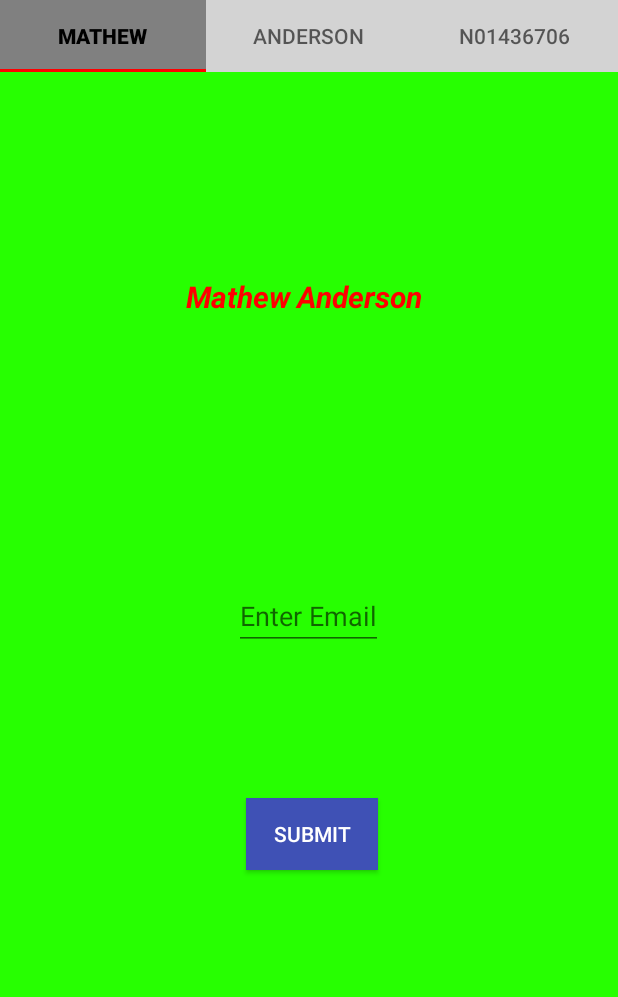
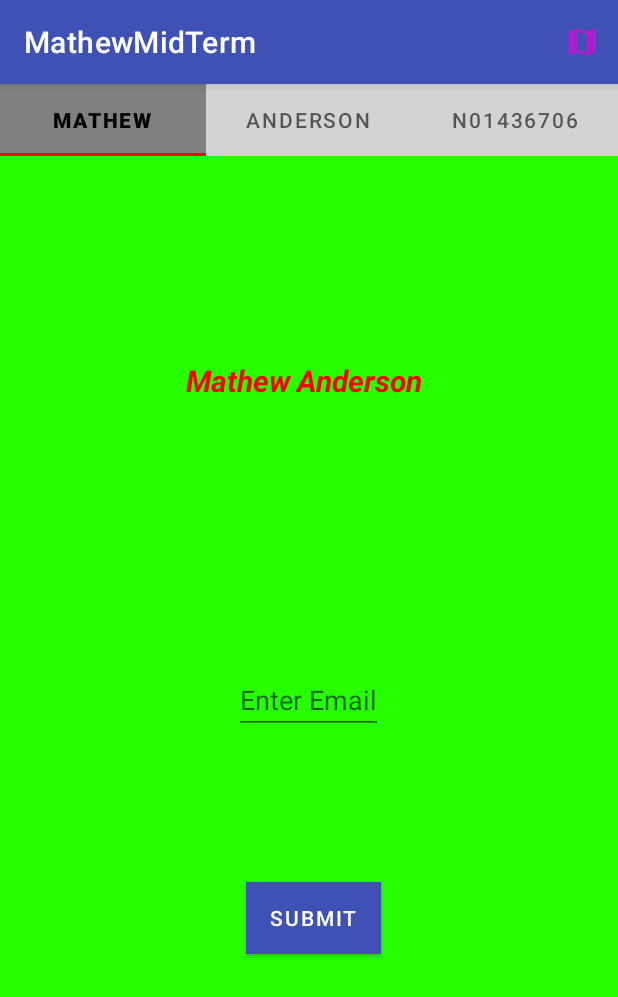
Before and after one commit to MathewAnderson6706/EmailTransferMidTerm, an Android app: the screen it shows after launch (AndersonActivity), on a phone screen of 412 x 824 dp. Shown: the top 997 px of the screen. Run offline under Robolectric (Android 15) with nearby library versions, the phone set to English and light mode, and no system bars.

Commit message:
FINAL COMMIT -finished almost everything -Just didnt get around to doing the permission thing

```diff
--- a/MathewModuleMid/src/main/AndroidManifest.xml
+++ b/MathewModuleMid/src/main/AndroidManifest.xml
@@ -1,6 +1,7 @@
 <?xml version="1.0" encoding="utf-8"?>
 <manifest xmlns:android="http://schemas.android.com/apk/res/android"
     xmlns:tools="http://schemas.android.com/tools">
+
 
     <application
         android:allowBackup="true"
@@ -10,7 +11,7 @@
         android:label="@string/app_name"
         android:roundIcon="@mipmap/ic_backgroundstuff_round"
         android:supportsRtl="true"
-        android:theme="@style/Theme.MathewMidTerm"
+        android:theme="@style/AppTheme"
         tools:targetApi="33">
         <activity
             android:name=".AndersonActivity"
--- a/MathewModuleMid/src/main/java/mathew/anderson/n01436706/AndersonActivity.java
+++ b/MathewModuleMid/src/main/java/mathew/anderson/n01436706/AndersonActivity.java
@@ -3,11 +3,20 @@ package mathew.anderson.n01436706;
 
 import androidx.annotation.NonNull;
 import androidx.appcompat.app.AppCompatActivity;
+import androidx.core.app.ActivityCompat;
+import androidx.core.content.ContextCompat;
 import androidx.fragment.app.Fragment;
 import androidx.fragment.app.FragmentPagerAdapter;
 import androidx.viewpager2.widget.ViewPager2;
 
+import android.content.Intent;
+import android.content.pm.PackageManager;
+import android.net.Uri;
 import android.os.Bundle;
+import android.view.Menu;
+import android.view.MenuInflater;
+import android.view.MenuItem;
+import android.widget.Toast;
 
 import com.google.android.material.tabs.TabLayout;
 import com.google.android.material.tabs.TabLayoutMediator;
@@ -16,7 +25,6 @@ import java.util.ArrayList;
 
 public class AndersonActivity extends AppCompatActivity {
 
-    private Fragment pendingFragment;
 
     @Override
     protected void onCreate(Bundle savedInstanceState) {
@@ -34,17 +42,30 @@ public class AndersonActivity extends AppCompatActivity {
 
         TabLayout tabLayout = findViewById(R.id.mathewTabLayout);
 
-        // Set tab names based on position/index
+        //set tab names based on position/index
         String[] tabNames = getResources().getStringArray(R.array.tab_names);
 
         new TabLayoutMediator(tabLayout, viewPager,
                 (tab, position) -> {
-                    // Customize the tab name based on position/index
                     tab.setText(tabNames[position]);
                 }
         ).attach();
 
+    }
 
+    @Override
+    public boolean onCreateOptionsMenu(Menu menu) {
+        MenuInflater inflater = getMenuInflater();
+        inflater.inflate(R.menu.menu_main, menu);
+        return true;
+    }
 
+    @Override
+    public boolean onOptionsItemSelected(MenuItem item) {
+        int id = item.getItemId();
+        if (id == R.id.action_map) {
+            return true;
+        }
+        return super.onOptionsItemSelected(item);
     }
 }
--- a/MathewModuleMid/src/main/java/mathew/anderson/n01436706/MathewFragment.java
+++ b/MathewModuleMid/src/main/java/mathew/anderson/n01436706/MathewFragment.java
@@ -1,3 +1,4 @@
+//Mathew Anderson, n01436706
 package mathew.anderson.n01436706;
 
 import android.os.Bundle;
--- a/MathewModuleMid/src/main/java/mathew/anderson/n01436706/N01436706Fragment.java
+++ b/MathewModuleMid/src/main/java/mathew/anderson/n01436706/N01436706Fragment.java
@@ -1,3 +1,4 @@
+//Mathew Anderson, n01436706
 package mathew.anderson.n01436706;
 
 import android.os.Bundle;
--- /dev/null
+++ b/MathewModuleMid/src/main/res/drawable-anydpi/ic_map.xml
@@ -0,0 +1,11 @@
+<vector xmlns:android="http://schemas.android.com/apk/res/android"
+    android:width="24dp"
+    android:height="24dp"
+    android:viewportWidth="24"
+    android:viewportHeight="24"
+    android:tint="#C611D3"
+    android:alpha="0.8">
+  <path
+      android:fillColor="@android:color/white"
+      android:pathData="M20.5,3l-0.16,0.03L15,5.1 9,3 3.36,4.9c-0.21,0.07 -0.36,0.25 -0.36,0.48V20.5c0,0.28 0.22,0.5 0.5,0.5l0.16,-0.03L9,18.9l6,2.1 5.64,-1.9c0.21,-0.07 0.36,-0.25 0.36,-0.48V3.5c0,-0.28 -0.22,-0.5 -0.5,-0.5zM15,19l-6,-2.11V5l6,2.11V19z"/>
+</vector>
--- a/MathewModuleMid/src/main/res/layout/fragment_anderson.xml
+++ b/MathewModuleMid/src/main/res/layout/fragment_anderson.xml
@@ -8,7 +8,6 @@
     android:orientation="vertical"
     android:background="@color/blue">
 
-    <!-- TODO: Update blank fragment layout -->
 
     <TextView
         android:id="@+id/matTextView2"
--- /dev/null
+++ b/MathewModuleMid/src/main/res/menu/menu_main.xml
@@ -0,0 +1,11 @@
+<?xml version="1.0" encoding="utf-8"?>
+<menu xmlns:app="http://schemas.android.com/apk/res-auto"
+    xmlns:android="http://schemas.android.com/apk/res/android">
+
+    <item
+        android:id="@+id/action_map"
+        android:title="@string/map"
+        android:icon="@drawable/ic_map"
+        app:showAsAction="always">
+    </item>
+</menu>
--- a/MathewModuleMid/src/main/res/values-night/themes.xml
+++ b/MathewModuleMid/src/main/res/values-night/themes.xml
@@ -4,4 +4,11 @@
         <!-- Customize your dark theme here. -->
         <!-- <item name="colorPrimary">@color/my_dark_primary</item> -->
     </style>
+    <style name="AppTheme" parent="Theme.MaterialComponents.DayNight.DarkActionBar">
+        <!-- Customize your theme here. -->
+        <item name="colorPrimary">@color/colorPrimary</item>
+        <item name="colorPrimaryDark">@color/colorPrimaryDark</item>
+        <item name="colorAccent">@color/colorAccent</item>
+        <item name="android:statusBarColor">?attr/colorPrimaryVariant</item>
+    </style>
 </resources>
--- a/MathewModuleMid/src/main/res/values/strings.xml
+++ b/MathewModuleMid/src/main/res/values/strings.xml
@@ -17,6 +17,7 @@
     <string name="descripton">descripton</string>
     <string name="moved_away">"Moved Away "</string>
     <string name="times_Mathew">" times.\nMathew Anderson"</string>
+    <string name="map">map</string>
     <string-array name="tab_names">
         <item>@string/text_label_1</item>
         <item>@string/text_label_2</item>
--- a/MathewModuleMid/src/main/res/values/themes.xml
+++ b/MathewModuleMid/src/main/res/values/themes.xml
@@ -5,11 +5,12 @@
         <!-- <item name="colorPrimary">@color/my_light_primary</item> -->
     </style>
 
-    <style name="AppTheme" parent="Theme.AppCompat.Light.NoActionBar">
+    <style name="AppTheme" parent="Theme.MaterialComponents.DayNight.DarkActionBar">
         <!-- Customize your theme here. -->
         <item name="colorPrimary">@color/colorPrimary</item>
         <item name="colorPrimaryDark">@color/colorPrimaryDark</item>
         <item name="colorAccent">@color/colorAccent</item>
+        <item name="android:statusBarColor">?attr/colorPrimaryVariant</item>
     </style>
 
     <style name="Theme.MathewMidTerm" parent="Base.Theme.MathewMidTerm" />
```
Also changed, not shown: MathewModuleMid/src/main/java/mathew/anderson/n01436706/AndersonFragment.java (+3 -12 lines), MathewModuleMid/src/main/res/drawable-hdpi/ic_map.png (added), MathewModuleMid/src/main/res/drawable-mdpi/ic_map.png (added), MathewModuleMid/src/main/res/drawable-xhdpi/ic_map.png (added), MathewModuleMid/src/main/res/drawable-xxhdpi/ic_map.png (added), 1 other file.
